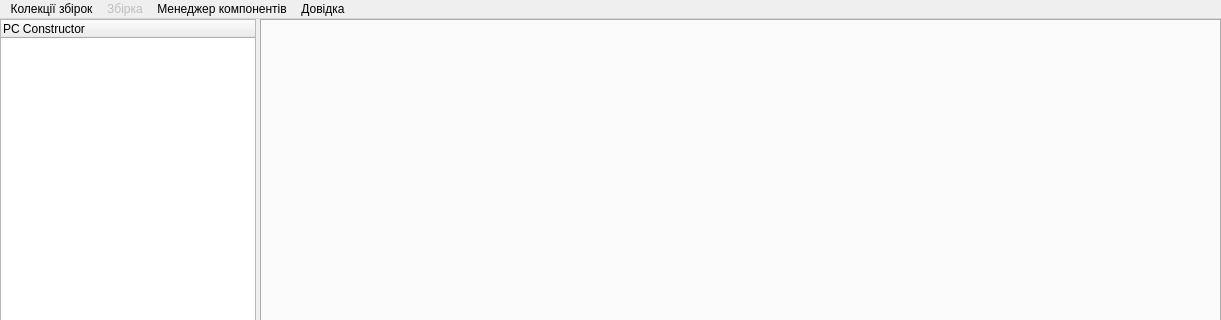
Above: src/pc_constructor.ui from doliinyk/PC-Constructor before the change; both pictures show x 0 to 1221 and y 0 to 320 of the 1221 by 632 pixel window. Below: the same form after it.
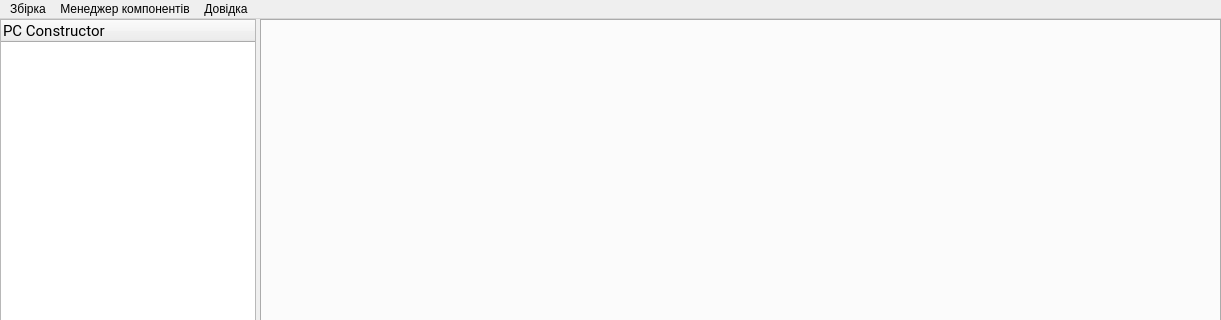
That is the form after the change. Icons and pictures are not drawn.

Commit message: Refactored PC_Constructor. TODO: Components

Diff of the .ui file:
```diff
--- a/src/pc_constructor.ui
+++ b/src/pc_constructor.ui
@@ -54,6 +54,12 @@
       </item>
       <item row="0" column="0">
        <widget class="QTreeWidget" name="treeWidget">
+        <property name="font">
+         <font>
+          <family>Roboto</family>
+          <pointsize>11</pointsize>
+         </font>
+        </property>
         <column>
          <property name="text">
           <string>PC Constructor</string>
@@ -77,7 +83,7 @@
    </property>
    <widget class="QMenu" name="menuBuilds">
     <property name="enabled">
-     <bool>false</bool>
+     <bool>true</bool>
     </property>
     <property name="title">
      <string>Збірка</string>
@@ -97,14 +103,6 @@
     </property>
     <addaction name="actionAbout"/>
    </widget>
-   <widget class="QMenu" name="menuCollections">
-    <property name="title">
-     <string>Колекції збірок</string>
-    </property>
-    <addaction name="actionNewCollection"/>
-    <addaction name="actionNewBuild"/>
-   </widget>
-   <addaction name="menuCollections"/>
    <addaction name="menuBuilds"/>
    <addaction name="menuComponentsManager"/>
    <addaction name="menuReference"/>
```
Left out of the diff: 39 changed lines with no effect on the pictures. The commit also changes 25 other files.
